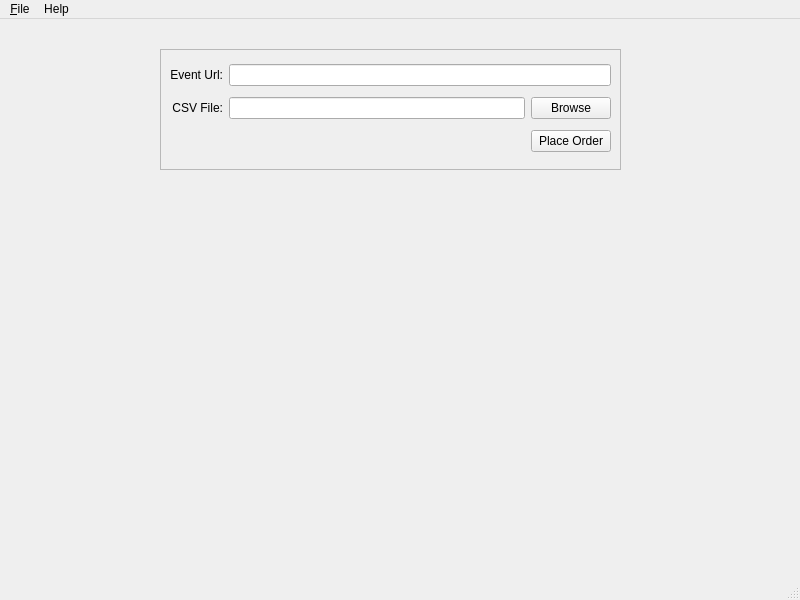
This is mass_signup.ui in boscokclau/mass_signup as Qt 5 draws it before an edit. The edited form follows.
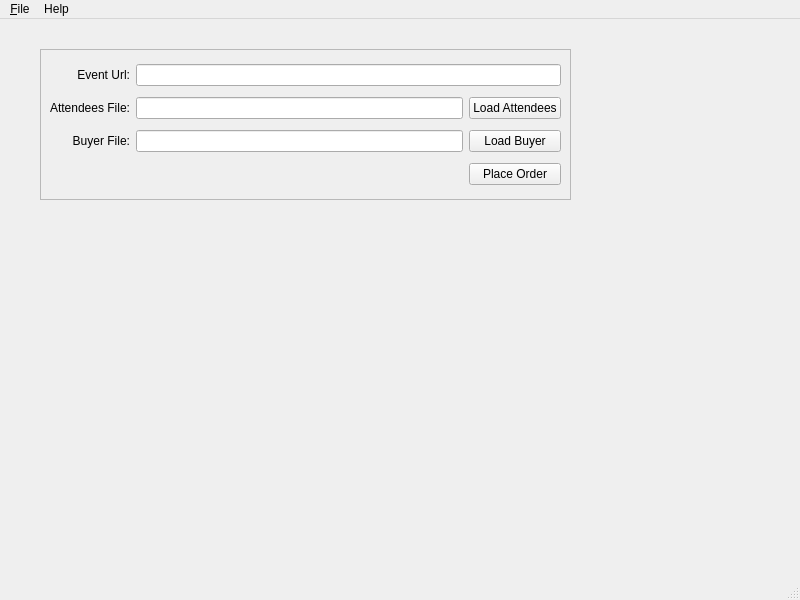
This is the edited form.

Commit message: Replace hard-coded buyer with load buyer from file.

What changed in the file:
```diff
--- a/mass_signup.ui
+++ b/mass_signup.ui
@@ -23,10 +23,10 @@
    <widget class="QFrame" name="frame">
     <property name="geometry">
      <rect>
-      <x>160</x>
+      <x>40</x>
       <y>30</y>
-      <width>461</width>
-      <height>121</height>
+      <width>531</width>
+      <height>151</height>
      </rect>
     </property>
     <property name="frameShape">
@@ -39,23 +39,20 @@
      <item row="1" column="0">
       <widget class="QLabel" name="lblCsv">
        <property name="text">
-        <string>CSV File:</string>
+        <string>Attendees File:</string>
        </property>
        <property name="alignment">
         <set>Qt::AlignRight|Qt::AlignTrailing|Qt::AlignVCenter</set>
        </property>
       </widget>
      </item>
-     <item row="2" column="2">
+     <item row="3" column="2">
       <widget class="QPushButton" name="btnPlaceOrder">
        <property name="text">
         <string>Place Order</string>
        </property>
       </widget>
      </item>
-     <item row="1" column="1">
-      <widget class="QLineEdit" name="txtCsvFilePath"/>
-     </item>
      <item row="0" column="1" colspan="2">
       <widget class="QLineEdit" name="txtEventUrl"/>
      </item>
@@ -72,7 +69,30 @@
      <item row="1" column="2">
       <widget class="QPushButton" name="btnCsvBrowse">
        <property name="text">
-        <string>Browse</string>
+        <string>Load Attendees</string>
+       </property>
+      </widget>
+     </item>
+     <item row="2" column="0">
+      <widget class="QLabel" name="lblLoadBuyer">
+       <property name="text">
+        <string>Buyer File:</string>
+       </property>
+       <property name="alignment">
+        <set>Qt::AlignRight|Qt::AlignTrailing|Qt::AlignVCenter</set>
+       </property>
+      </widget>
+     </item>
+     <item row="1" column="1">
+      <widget class="QLineEdit" name="txtAttendeesFilePath"/>
+     </item>
+     <item row="2" column="1">
+      <widget class="QLineEdit" name="txtBuyerFilePath"/>
+     </item>
+     <item row="2" column="2">
+      <widget class="QPushButton" name="btnLoadBuyer">
+       <property name="text">
+        <string>Load Buyer</string>
        </property>
       </widget>
      </item>
```
Left out of the diff: 8 changed lines with no effect on the pictures. The commit also changes 1 other file.
